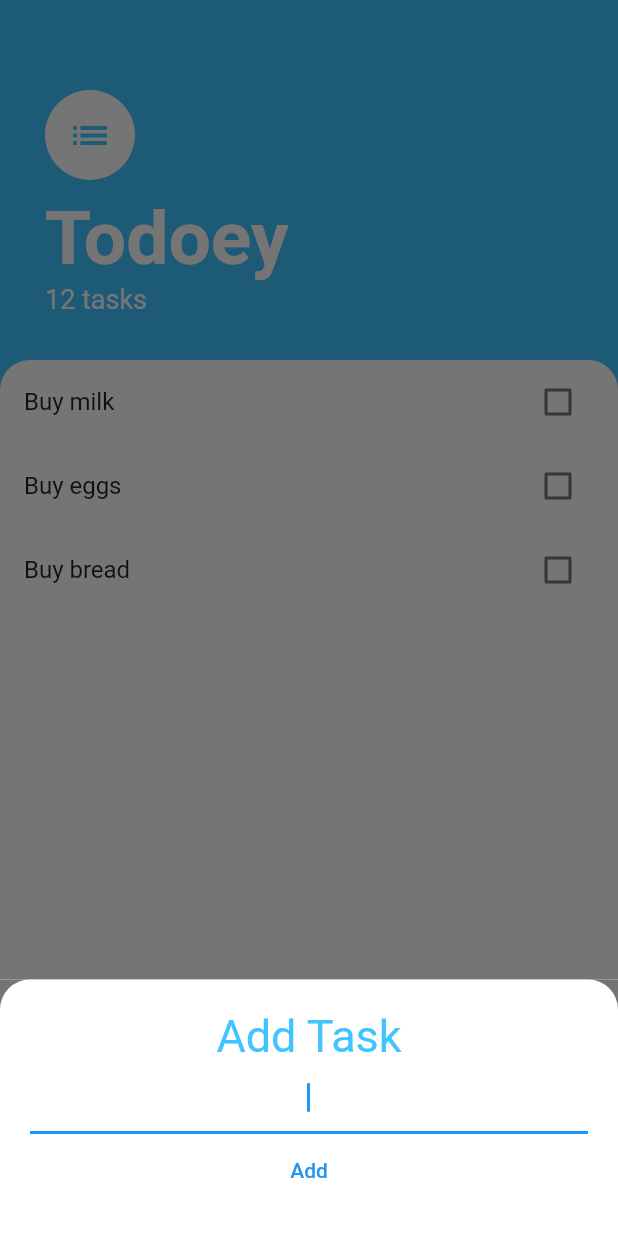
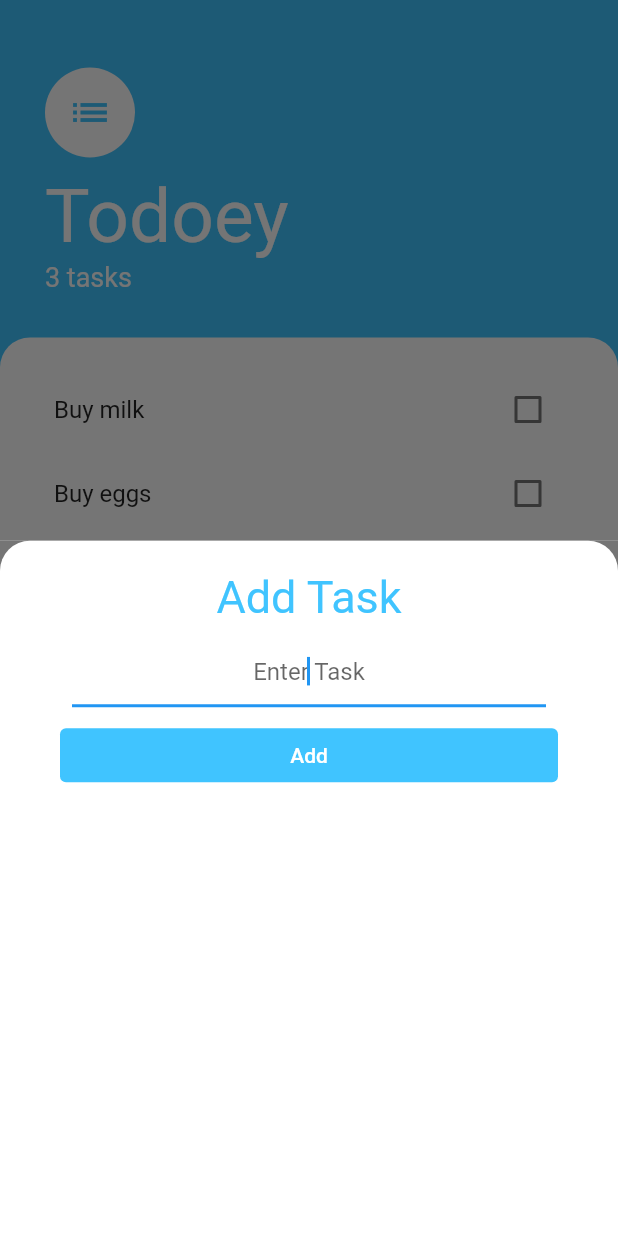
Before and after one commit to tanyarajhans/Todoey, a Flutter app: the screen it shows after launch, after a tap on the "add" icon, on a phone screen of 412 x 824 dp. Run offline on Flutter 3.47's test engine with Material 2 defaults, Android fonts, the phone set to English and light mode, and no system bars.

Commit message:
Managed state using Provider

```diff
--- a/lib/main.dart
+++ b/lib/main.dart
@@ -1,15 +1,19 @@
 import 'package:flutter/material.dart';
+import 'package:provider/provider.dart';
 import 'screens/tasks_screen.dart';
+import 'package:todoey/models/task_data.dart';
 void main() {
   runApp(MyApp());
 }
 
 class MyApp extends StatelessWidget {
-
   @override
   Widget build(BuildContext context) {
-    return MaterialApp(
-      home: TasksScreen(),
+    return ChangeNotifierProvider(
+      create: (_) => TaskData(),
+      child: MaterialApp(
+        home: TaskScreen(),
+      ),
     );
   }
 }
--- /dev/null
+++ b/lib/models/task_data.dart
@@ -0,0 +1,10 @@
+import 'package:flutter/material.dart';
+import 'task.dart';
+
+class TaskData extends ChangeNotifier{
+  List<Task> tasks = [
+    Task(name: 'Buy milk'),
+    Task(name: 'Buy eggs'),
+    Task(name: 'Buy bread'),
+  ];
+}
--- a/lib/screens/add_task_screen.dart
+++ b/lib/screens/add_task_screen.dart
@@ -1,33 +1,87 @@
 import 'package:flutter/material.dart';
+import 'package:todoey/models/task.dart';
 
 class AddTaskScreen extends StatelessWidget {
 
+  late final Function addTaskCallback;
+  late String newTaskTitle;
+  AddTaskScreen(this.addTaskCallback);
+
   @override
   Widget build(BuildContext context) {
+
     return Container(
-      color: Color(0xFF757575),
+      color: Color(0xff757575),
       child: Container(
-        padding: EdgeInsets.all(20.0),
         decoration: BoxDecoration(
           color: Colors.white,
           borderRadius: BorderRadius.only(
             topLeft: Radius.circular(20.0),
             topRight: Radius.circular(20.0),
-          )
+          ),
         ),
         child: Column(
-        crossAxisAlignment: CrossAxisAlignment.stretch,
-        children: <Widget>[
-          Text('Add Task', textAlign: TextAlign.center,style: TextStyle(fontSize: 30.0, color: Colors.lightBlueAccent, )),
-          TextField(
-            autofocus: true,
-            textAlign: TextAlign.center,
-          ),
-          TextButton(onPressed: (){
-
-          }, child: Text('Add', ))
-        ],)
-      )
+          // crossAxisAlignment: CrossAxisAlignment.center,
+          children: [
+            Row(
+              mainAxisAlignment: MainAxisAlignment.center,
+              children: [
+                Padding(
+                  padding: const EdgeInsets.only(top: 20.0),
+                  child: Text(
+                    "Add Task",
+                    style: TextStyle(
+                        color: Colors.lightBlueAccent, fontSize: 30.0),
+                  ),
+                ),
+              ],
+            ),
+            Padding(
+              padding: const EdgeInsets.all(8.0),
+              child: Row(
+                children: [
+                  Expanded(
+                    child: Padding(
+                      padding: const EdgeInsets.symmetric(horizontal: 40.0),
+                      child: TextField(
+                        textAlign: TextAlign.center,
+                        decoration: InputDecoration(
+                            // border: InputBorder.none,
+                            // labelText: 'Enter Task',
+                            hintText: 'Enter Task'),
+                        autofocus: true,
+                        onChanged: (newText) {
+                          newTaskTitle = newText;
+                        },
+                      ),
+                    ),
+                  ),
+                ],
+              ),
+            ),
+            Padding(
+              padding: const EdgeInsets.symmetric(horizontal: 40.0),
+              child: TextButton(
+                style: ButtonStyle(
+                  backgroundColor:
+                      MaterialStateProperty.all<Color>(Colors.lightBlueAccent),
+                ),
+                onPressed: () {
+                  addTaskCallback(newTaskTitle);
+                  Navigator.pop(context);
+                  // addTaskCallback(newTaskTitle);
+                  // print(newTaskTitle);
+                },
+                child: Center(
+                    child: Text(
+                  "Add",
+                  style: TextStyle(color: Colors.white),
+                )),
+              ),
+            )
+          ],
+        ),
+      ),
     );
   }
 }
--- a/lib/screens/tasks_screen.dart
+++ b/lib/screens/tasks_screen.dart
@@ -1,78 +1,60 @@
 import 'package:flutter/material.dart';
 import 'package:todoey/widgets/tasks_list.dart';
 import 'add_task_screen.dart';
-
-class TasksScreen extends StatelessWidget {
-
-  Widget buildBottomSheet(BuildContext context){
-    return Container(
-      child: Center(
-        child: Text('Tanya'),
-      ),
-    );
-  }
+import 'package:todoey/models/task.dart';
+import 'package:provider/provider.dart';
+import 'package:todoey/models/task_data.dart';
+class TaskScreen extends StatelessWidget {
 
   @override
   Widget build(BuildContext context) {
     return Scaffold(
       backgroundColor: Colors.lightBlueAccent,
-      floatingActionButton: FloatingActionButton(
-        backgroundColor: Colors.lightBlueAccent,
-        child: Icon(Icons.add),
-        onPressed: (){
-          showModalBottomSheet(context: context,
-          isScrollControlled: true,
-          builder: (context) => SingleChildScrollView(padding: EdgeInsets.only(bottom: MediaQuery.of(context).viewInsets.bottom),child:AddTaskScreen()));
-        },
-      ),
+      floatingActionButton: FloatingActionButton(onPressed: () {
+        // slide up botton sheet
+        showModalBottomSheet(
+          context: context,
+          builder: (context) =>
+           AddTaskScreen((newTaskTitle){
+            // setState(() {
+            //   Provider.of<TaskData>(context).tasks.add(Task(name: newTaskTitle));
+            // });
+            Navigator.pop(context);
+          }),
+        );
+      }, backgroundColor: Colors.lightBlueAccent, child: Icon(Icons.add),),
       body: Column(
         crossAxisAlignment: CrossAxisAlignment.start,
-        children: <Widget>[Container(
-        padding: EdgeInsets.only(top: 60.0, left: 30.0, right: 30.0, bottom: 30.0),
-        child:Column(
+        children: <Widget>[
+        Container(
+          padding:
+              EdgeInsets.only(top: 45.0, left: 30.0, right: 30.0, bottom: 30.0),
+          child: Column(
             crossAxisAlignment: CrossAxisAlignment.start,
             children: <Widget>[
-            CircleAvatar(
-              child:Icon(
-                Icons.list,
-                size: 30.0,
-                color: Colors.lightBlueAccent,
-              ),
+              CircleAvatar(child: Icon(Icons.list, size: 30.0, color: Colors.lightBlueAccent),
                 backgroundColor: Colors.white,
                 radius: 30.0,
               ),
-            SizedBox(
-              height: 10.0,
-            ),
-            Text('Todoey',
-            style: TextStyle(
-              color: Colors.white,
-              fontSize: 50.0,
-              fontWeight: FontWeight.w700,
-              )
-            ),
-            Text('12 tasks',
-            style: TextStyle(
-              fontSize: 18.0,
-              color: Colors.white,
-             )
-            ),
-
+              SizedBox(height: 10.0),
+              Text('Todoey', style: TextStyle(color: Colors.white, fontSize: 50.0, fontWeight: FontWeight.w400)),
+              Text('${Provider.of<TaskData>(context).tasks.length} tasks', style: TextStyle(color: Colors.white, fontSize: 18.0))
             ],
           ),
         ),
         Expanded(
           child: Container(
+            padding: EdgeInsets.symmetric(horizontal: 20.0, vertical: 20.0),
             decoration: BoxDecoration(
               color: Colors.white,
-            borderRadius: BorderRadius.only(topLeft: Radius.circular(20.0), topRight: Radius.circular(20.0)
+              borderRadius: BorderRadius.only(
+                  topLeft: Radius.circular(20.0),
+                  topRight: Radius.circular(20.0)),
             ),
+            child: TasksList(),
           ),
-            child: TaskList()
         )
-        )
-       ]
-     )
+      ]),
     );
   }
 }
--- a/lib/widgets/tasks_list.dart
+++ b/lib/widgets/tasks_list.dart
@@ -1,38 +1,29 @@
 import 'package:flutter/material.dart';
 import 'task_tile.dart';
-import 'package:todoey/models/task.dart';
+import 'package:provider/provider.dart';
+import 'package:todoey/models/task_data.dart';
 
 
-class TaskList extends StatefulWidget {
-  const TaskList({ Key? key }) : super(key: key);
-
-  @override
-  _TaskListState createState() => _TaskListState();
-}
-
-class _TaskListState extends State<TaskList> {
-
-  List<Task> tasks = [
-    Task(name: 'Buy milk'),
-    Task(name: 'Buy eggs'),
-    Task(name: 'Buy bread'),
-  ];
+class TasksList extends StatelessWidget {
 
   @override
   Widget build(BuildContext context) {
-    return ListView.builder(
+    return Consumer<TaskData>(builder: (context, taskData, child){
+      return ListView.builder(
       itemBuilder: (context, index) {
         return TaskTile(
-          isChecked: tasks[index].isDone,
-          taskTitle: tasks[index].name,
+          isChecked: taskData.tasks[index].isDone,
+          taskTitle: taskData.tasks[index].name,
           checkboxCallback: (checkboxState) {
-            setState(() {
-              tasks[index].toggleDone();
-            });
+            // setState(() {
+            //   Provider.of<TaskData>(context).tasks[index].toggleDone();
+            // });
           },
         );
       },
-      itemCount: tasks.length,
+      itemCount: taskData.tasks.length,
+      );
+     }
     );
   }
 }
--- a/pubspec.yaml
+++ b/pubspec.yaml
@@ -34,6 +34,7 @@ dependencies:
   # The following adds the Cupertino Icons font to your application.
   # Use with the CupertinoIcons class for iOS style icons.
   cupertino_icons: ^1.0.2
+  provider: ^6.0.2
 
 dev_dependencies:
   flutter_test:
```
Also changed, not shown: pubspec.lock. Lines whose indentation alone changed are shown as unchanged.
